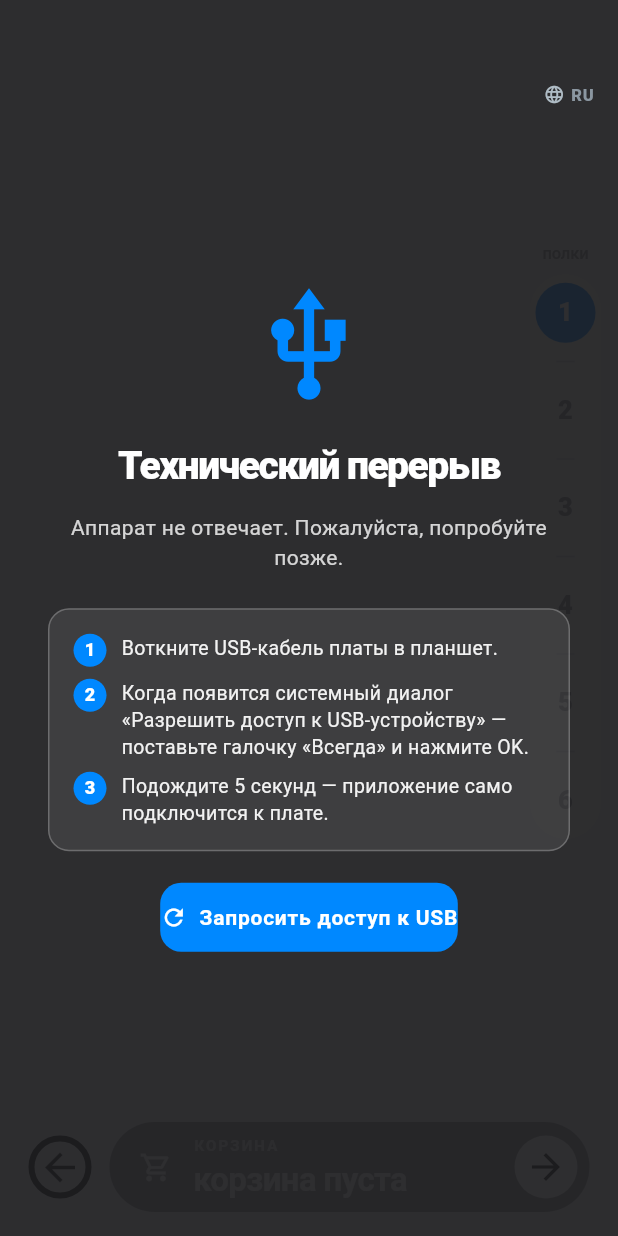
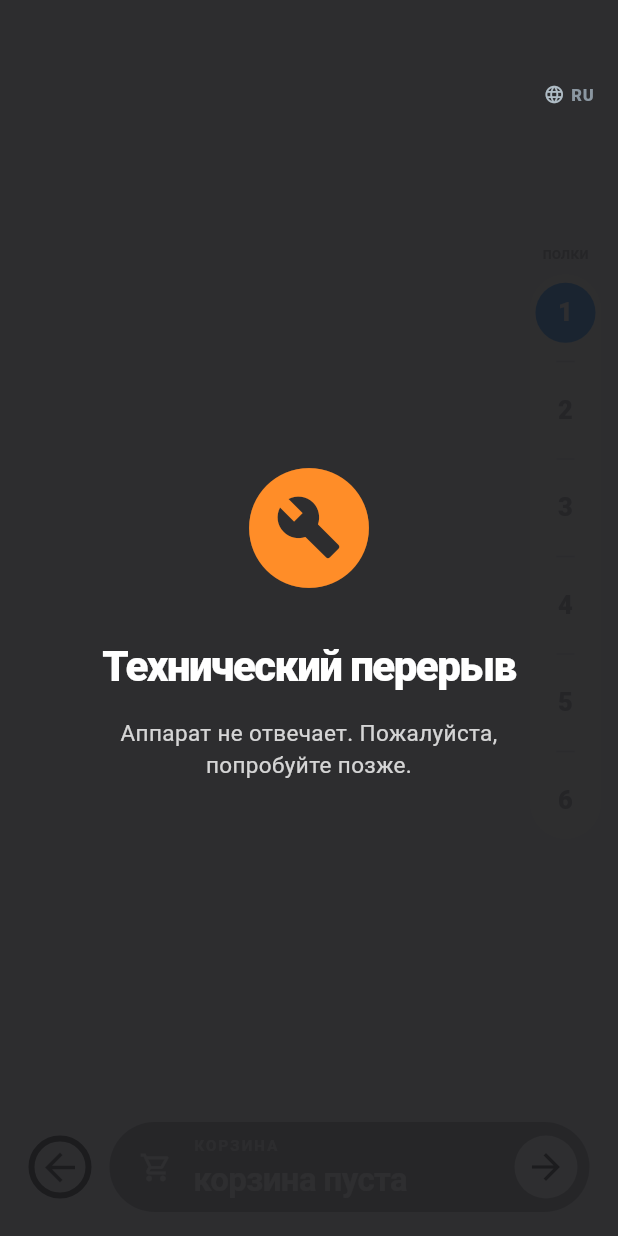
Before and after one commit to Samat1989/smartvend-tablet, a Flutter app: the HomeScreen screen opened directly, on a phone screen of 412 x 824 dp. Run offline on Flutter 3.47's test engine with Material 3 defaults, Android fonts, the phone set to English and light mode, and no system bars; our stand-ins replace file_picker, package_info_plus, qr_flutter, shared_preferences, video_player; missing offline and left inert: usb_serial; accounts and stored records are empty.

Commit message:
MaintenanceOverlay: revert to minimal customer-facing screen
The 3-step USB-permission onboarding I added on the previous commit
ended up visible to end customers when the board temporarily lost
comms — looked broken and invited curious tapping on the big
'Запросить доступ' CTA.

USB permission handling is still automatic via the BoardClient init
probe + USB-attach listener, so the operator doesn't actually need
the manual retry button. If permission is missing, the system dialog
appears on its own at boot; if comms drop later, the watchdog
escalation ladder handles recovery. The diagnostic / manual-retry
flow lives in service mode → Плата where only the operator can
reach it.

This reverts only the UI; the native+Flutter permission wiring
stays in place.

```diff
--- a/m102_tester/lib/screens/home_screen.dart
+++ b/m102_tester/lib/screens/home_screen.dart
@@ -8,7 +8,6 @@ import '../models/motor_layout.dart';
 import '../models/product.dart';
 import '../services/device_storage.dart';
 import '../services/idle_service.dart';
-import '../services/kiosk_bridge.dart';
 import '../services/strings.dart';
 import '../services/vending_service.dart';
 import '../theme.dart';
@@ -905,7 +904,7 @@ class _BottomActionBar extends StatelessWidget {
 
 // ─────────────────────────── Corners + overlay ───────────────────────
 
-class _MaintenanceOverlay extends StatefulWidget {
+class _MaintenanceOverlay extends StatelessWidget {
   const _MaintenanceOverlay({required this.onServiceTap});
 
   /// Forwarded to a small hidden hit-area in the top-right corner.
@@ -913,33 +912,6 @@ class _MaintenanceOverlay extends StatefulWidget {
   /// 5-tap-to-service-mode by accident while complaining about the
   /// dead screen. Now only that corner counts.
   final VoidCallback onServiceTap;
-
-  @override
-  State<_MaintenanceOverlay> createState() => _MaintenanceOverlayState();
-}
-
-class _MaintenanceOverlayState extends State<_MaintenanceOverlay> {
-  bool _requesting = false;
-  String? _lastResult;
-
-  /// Re-trigger the system "Allow USB access?" dialog. The most common
-  /// reason this overlay shows up after a fresh install is that USB
-  /// permission for the new signing identity hasn't been granted yet —
-  /// kiosk mode masks the dialog, so the operator never sees it. Tapping
-  /// this button forces it back into view.
-  Future<void> _retry() async {
-    if (_requesting) return;
-    setState(() {
-      _requesting = true;
-      _lastResult = null;
-    });
-    final state = await KioskBridge.requestUsbPermission();
-    if (!mounted) return;
-    setState(() {
-      _requesting = false;
-      _lastResult = state;
-    });
-  }
 
   @override
   Widget build(BuildContext context) {
@@ -951,114 +923,45 @@ class _MaintenanceOverlayState extends State<_MaintenanceOverlay> {
       // service-entry shortcut lives in a 96-dp invisible square in
       // the top-right corner (sized so the operator can hit it
       // confidently with a finger).
+      //
+      // Intentionally minimal — no retry button, no USB permission
+      // instructions. The 800 ms init probe + USB-attach listener in
+      // BoardClient handle the dialog automatically; surfacing it on
+      // the customer-facing screen looks broken and invites curious
+      // tapping. Operator path: top-right 5-tap → service mode →
+      // Плата for diagnostics.
       child: Stack(
         children: [
           Container(
             color: const Color(0xEB1C1C1E),
             alignment: Alignment.center,
-            padding: const EdgeInsets.symmetric(horizontal: 32, vertical: 40),
-            child: SingleChildScrollView(
+            padding: const EdgeInsets.all(40),
             child: Column(
               mainAxisAlignment: MainAxisAlignment.center,
               children: [
-                  const Icon(Icons.usb,
-                      size: 84, color: AppColors.iosBlue),
-                  const SizedBox(height: 20),
+                const Icon(Icons.build_circle,
+                    size: 96, color: AppColors.iosOrange),
+                const SizedBox(height: 24),
                 Text(
                   s.t('maintenance_title'),
                   textAlign: TextAlign.center,
                   style: const TextStyle(
                     color: Colors.white,
-                      fontSize: 26,
+                    fontSize: 28,
                     fontWeight: FontWeight.w900,
                     letterSpacing: -1,
                   ),
                 ),
-                  const SizedBox(height: 12),
+                const SizedBox(height: 14),
                 Text(
                   s.t('maintenance_subtitle'),
                   textAlign: TextAlign.center,
                   style: const TextStyle(
                     color: Color(0xCCFFFFFF),
-                      fontSize: 14,
+                    fontSize: 15,
                   ),
                 ),
-                  const SizedBox(height: 24),
-                  Container(
-                    constraints: const BoxConstraints(maxWidth: 460),
-                    padding: const EdgeInsets.all(16),
-                    decoration: BoxDecoration(
-                      color: Colors.white.withValues(alpha: 0.08),
-                      borderRadius: BorderRadius.circular(14),
-                      border: Border.all(color: Colors.white24),
-                    ),
-                    child: const Column(
-                      crossAxisAlignment: CrossAxisAlignment.start,
-                      children: [
-                        _Step(
-                          n: '1',
-                          text: 'Воткните USB-кабель платы в планшет.',
-                        ),
-                        SizedBox(height: 8),
-                        _Step(
-                          n: '2',
-                          text: 'Когда появится системный диалог '
-                              '«Разрешить доступ к USB-устройству» — '
-                              'поставьте галочку «Всегда» и нажмите OK.',
-                        ),
-                        SizedBox(height: 8),
-                        _Step(
-                          n: '3',
-                          text: 'Подождите 5 секунд — приложение само '
-                              'подключится к плате.',
-                        ),
               ],
-                    ),
-                  ),
-                  const SizedBox(height: 20),
-                  ConstrainedBox(
-                    constraints: const BoxConstraints(maxWidth: 320),
-                    child: FilledButton.icon(
-                      icon: _requesting
-                          ? const SizedBox(
-                              width: 18,
-                              height: 18,
-                              child: CircularProgressIndicator(
-                                strokeWidth: 2,
-                                color: Colors.white,
-                              ),
-                            )
-                          : const Icon(Icons.refresh),
-                      label: Text(_requesting
-                          ? 'Запрашиваем...'
-                          : 'Запросить доступ к USB'),
-                      style: FilledButton.styleFrom(
-                        padding:
-                            const EdgeInsets.symmetric(vertical: 14),
-                      ),
-                      onPressed: _requesting ? null : _retry,
-                    ),
-                  ),
-                  if (_lastResult != null) ...[
-                    const SizedBox(height: 10),
-                    Text(
-                      switch (_lastResult) {
-                        'granted' =>
-                          '✓ Доступ уже выдан, подключаемся...',
-                        'requested' =>
-                          'Появится диалог Android — нажмите OK',
-                        _ =>
-                          'Плата не найдена. Проверьте кабель и питание.',
-                      },
-                      style: const TextStyle(
-                        color: Color(0xCCFFFFFF),
-                        fontSize: 12,
-                      ),
-                      textAlign: TextAlign.center,
-                    ),
-                  ],
-                ],
-              ),
             ),
           ),
           Positioned(
@@ -1066,57 +969,12 @@ class _MaintenanceOverlayState extends State<_MaintenanceOverlay> {
             right: 0,
             child: GestureDetector(
               behavior: HitTestBehavior.opaque,
-              onTap: widget.onServiceTap,
+              onTap: onServiceTap,
               child: const SizedBox(width: 96, height: 96),
             ),
           ),
         ],
       ),
-    );
-  }
-}
-
-class _Step extends StatelessWidget {
-  const _Step({required this.n, required this.text});
-
-  final String n;
-  final String text;
-
-  @override
-  Widget build(BuildContext context) {
-    return Row(
-      crossAxisAlignment: CrossAxisAlignment.start,
-      children: [
-        Container(
-          width: 22,
-          height: 22,
-          decoration: BoxDecoration(
-            color: AppColors.iosBlue,
-            borderRadius: BorderRadius.circular(11),
-          ),
-          alignment: Alignment.center,
-          child: Text(
-            n,
-            style: const TextStyle(
-              color: Colors.white,
-              fontWeight: FontWeight.w900,
-              fontSize: 12,
-              height: 1.0,
-            ),
-          ),
-        ),
-        const SizedBox(width: 10),
-        Expanded(
-          child: Text(
-            text,
-            style: const TextStyle(
-              color: Color(0xEEFFFFFF),
-              fontSize: 13,
-              height: 1.4,
-            ),
-          ),
-        ),
-      ],
     );
   }
 }
```
Lines whose indentation alone changed are shown as unchanged.
